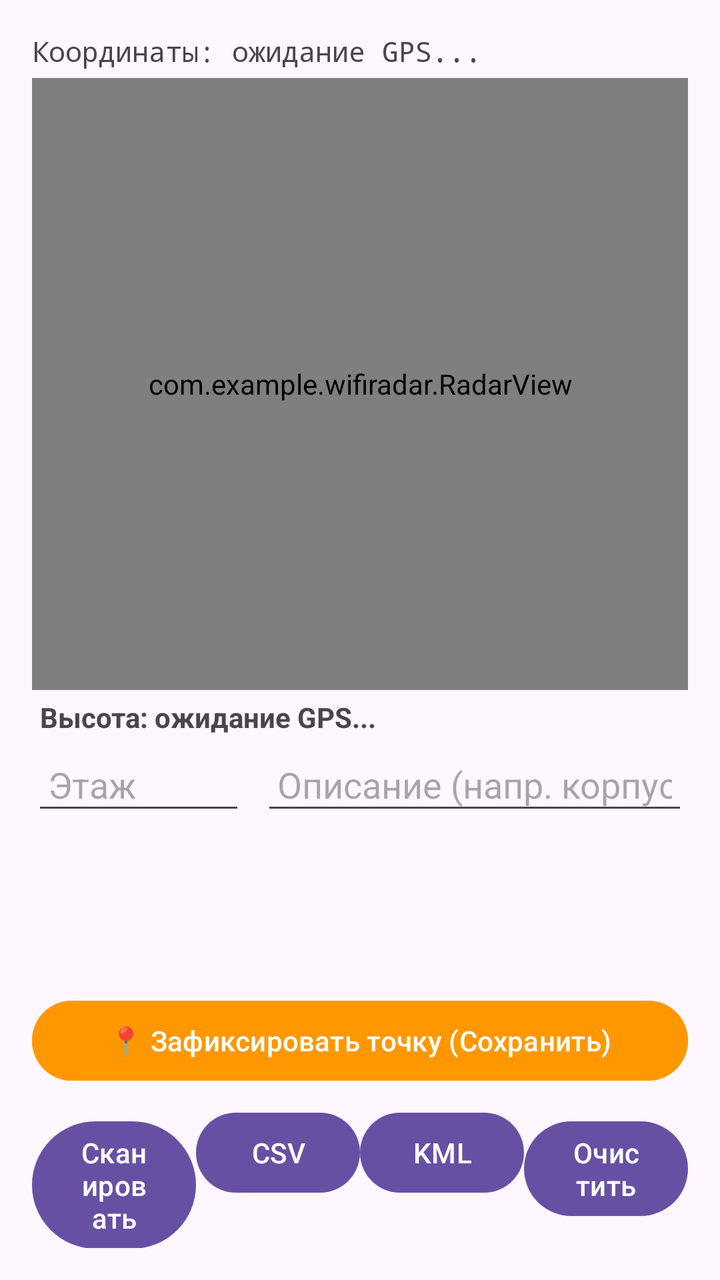
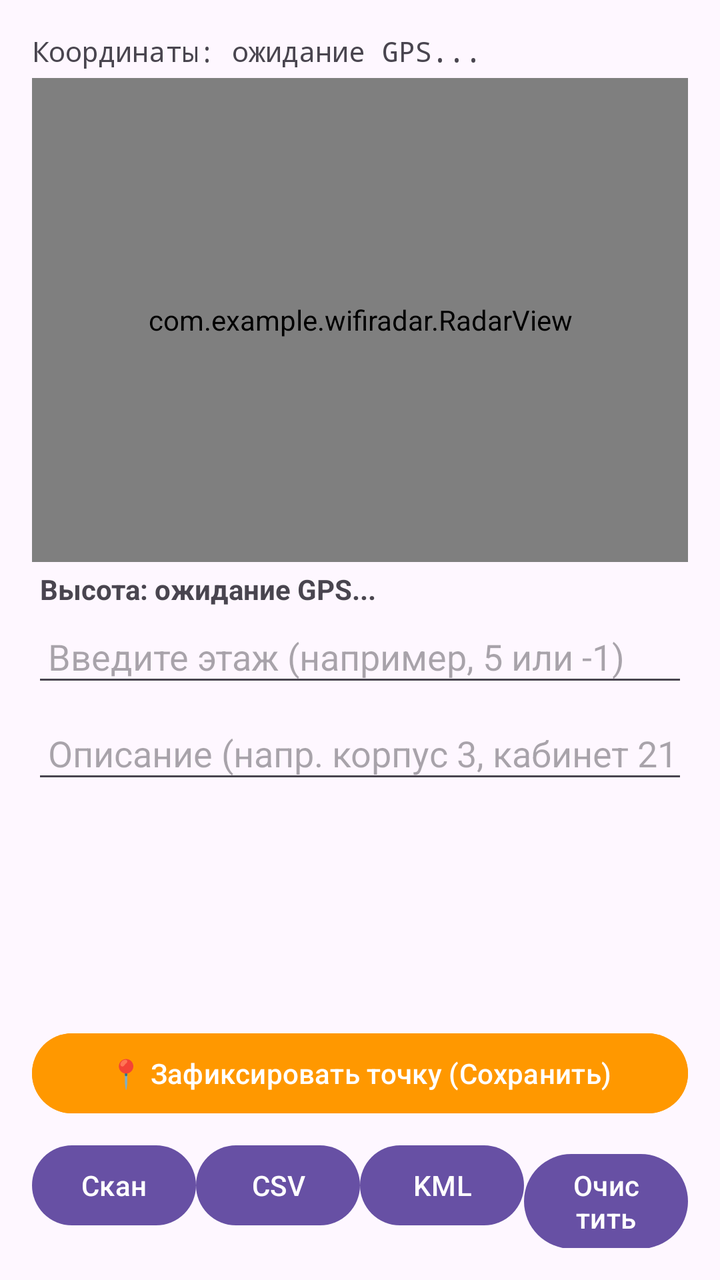

The first picture is an Android layout as it rendered before a commit; the second is the same layout after the commit. The layout source and the unified diff follow.
<!-- AndroidManifest.xml: application theme Theme.WifiRadar -->
<!-- res/layout/activity_main.xml -->
<?xml version="1.0" encoding="utf-8"?>

<LinearLayout xmlns:android="http://schemas.android.com/apk/res/android"
    android:layout_width="match_parent"
    android:layout_height="match_parent"
    android:orientation="vertical"
    android:padding="16dp">

    <TextView
        android:id="@+id/tvLocation"
        android:layout_width="match_parent"
        android:layout_height="wrap_content"
        android:text="Координаты: ожидание GPS..."
        android:textSize="14sp"
        android:fontFamily="monospace"
        android:paddingBottom="4dp"/>

    <com.example.wifiradar.RadarView
        android:id="@+id/radarView"
        android:layout_width="match_parent"
        android:layout_height="0dp"
        android:layout_weight="1" />

    <TextView
        android:id="@+id/tvAltitude"
        android:layout_width="match_parent"
        android:layout_height="wrap_content"
        android:text="Высота: ожидание GPS..."
        android:textSize="14sp"
        android:textStyle="bold"
        android:padding="4dp" />

    <LinearLayout
        android:layout_width="match_parent"
        android:layout_height="wrap_content"
        android:orientation="horizontal">
        
        <EditText
            android:id="@+id/etFloor"
            android:layout_width="0dp"
            android:layout_weight="1"
            android:layout_height="wrap_content"
            android:hint="Этаж"
            android:inputType="numberSigned"
            android:padding="8dp"
            android:layout_marginEnd="8dp"/>

        
        <EditText
            android:id="@+id/etDescription"
            android:layout_width="0dp"
            android:layout_weight="2"
            android:layout_height="wrap_content"
            android:hint="Описание (напр. корпус 3, каб. 211)"
            android:inputType="text"
            android:padding="8dp"
            android:layout_marginBottom="4dp"/>
    </LinearLayout>

    <ScrollView
        android:layout_width="match_parent"
        android:layout_height="80dp">
        <TextView
            android:id="@+id/tvNetworks"
            android:layout_width="match_parent"
            android:layout_height="wrap_content"
            android:textSize="12sp"
            android:fontFamily="monospace" />
    </ScrollView>

    <Button
        android:id="@+id/btnMarkPoint"
        android:layout_width="match_parent"
        android:layout_height="wrap_content"
        android:text="📍 Зафиксировать точку (Сохранить)"
        android:backgroundTint="#FF9800"
        android:textColor="#FFFFFF"/>

    <LinearLayout
        android:layout_width="match_parent"
        android:layout_height="wrap_content"
        android:orientation="horizontal"
        android:layout_marginTop="8dp">
        <Button android:id="@+id/btnScan" android:layout_width="0dp" android:layout_weight="1" android:layout_height="wrap_content" android:text="Сканировать" />
        <Button android:id="@+id/btnExportCsv" android:layout_width="0dp" android:layout_weight="1" android:layout_height="wrap_content" android:text="CSV" />
        <Button android:id="@+id/btnExportKml" android:layout_width="0dp" android:layout_weight="1" android:layout_height="wrap_content" android:text="KML" />
        <Button android:id="@+id/btnClear" android:layout_width="0dp" android:layout_weight="1" android:layout_height="wrap_content" android:text="Очистить" />
    </LinearLayout>
</LinearLayout>
<!-- resources referenced by this layout -->
<resources>
  <style name="Theme.WifiRadar" parent="Theme.Material3.DayNight" />
</resources>

<!-- the commit's change to res/layout/activity_main.xml (unified diff, before → after) -->
@@ -15,6 +15,7 @@
         android:fontFamily="monospace"
         android:paddingBottom="4dp"/>
 
+    
     <com.example.wifiradar.RadarView
         android:id="@+id/radarView"
         android:layout_width="match_parent"
@@ -30,36 +31,31 @@
         android:textStyle="bold"
         android:padding="4dp" />
 
-    <LinearLayout
+    
+    <EditText
+        android:id="@+id/etFloor"
         android:layout_width="match_parent"
         android:layout_height="wrap_content"
-        android:orientation="horizontal">
-        
-        <EditText
-            android:id="@+id/etFloor"
-            android:layout_width="0dp"
-            android:layout_weight="1"
-            android:layout_height="wrap_content"
-            android:hint="Этаж"
-            android:inputType="numberSigned"
-            android:padding="8dp"
-            android:layout_marginEnd="8dp"/>
+        android:hint="Введите этаж (например, 5 или -1)"
+        android:inputType="numberSigned"
+        android:padding="8dp"
+        android:layout_marginBottom="8dp"/>
 
-        
-        <EditText
-            android:id="@+id/etDescription"
-            android:layout_width="0dp"
-            android:layout_weight="2"
-            android:layout_height="wrap_content"
-            android:hint="Описание (напр. корпус 3, каб. 211)"
-            android:inputType="text"
-            android:padding="8dp"
-            android:layout_marginBottom="4dp"/>
-    </LinearLayout>
+    
+    <EditText
+        android:id="@+id/etDescription"
+        android:layout_width="match_parent"
+        android:layout_height="wrap_content"
+        android:hint="Описание (напр. корпус 3, кабинет 211)"
+        android:inputType="text"
+        android:padding="8dp"
+        android:layout_marginBottom="8dp"/>
 
+    
     <ScrollView
         android:layout_width="match_parent"
-        android:layout_height="80dp">
+        android:layout_height="100dp"
+        android:layout_marginBottom="8dp">
         <TextView
             android:id="@+id/tvNetworks"
             android:layout_width="match_parent"
@@ -74,14 +70,14 @@
         android:layout_height="wrap_content"
         android:text="📍 Зафиксировать точку (Сохранить)"
         android:backgroundTint="#FF9800"
-        android:textColor="#FFFFFF"/>
+        android:textColor="#FFFFFF"
+        android:layout_marginBottom="8dp"/>
 
     <LinearLayout
         android:layout_width="match_parent"
         android:layout_height="wrap_content"
-        android:orientation="horizontal"
-        android:layout_marginTop="8dp">
-        <Button android:id="@+id/btnScan" android:layout_width="0dp" android:layout_weight="1" android:layout_height="wrap_content" android:text="Сканировать" />
+        android:orientation="horizontal">
+        <Button android:id="@+id/btnScan" android:layout_width="0dp" android:layout_weight="1" android:layout_height="wrap_content" android:text="Скан" />
         <Button android:id="@+id/btnExportCsv" android:layout_width="0dp" android:layout_weight="1" android:layout_height="wrap_content" android:text="CSV" />
         <Button android:id="@+id/btnExportKml" android:layout_width="0dp" android:layout_weight="1" android:layout_height="wrap_content" android:text="KML" />
         <Button android:id="@+id/btnClear" android:layout_width="0dp" android:layout_weight="1" android:layout_height="wrap_content" android:text="Очистить" />
